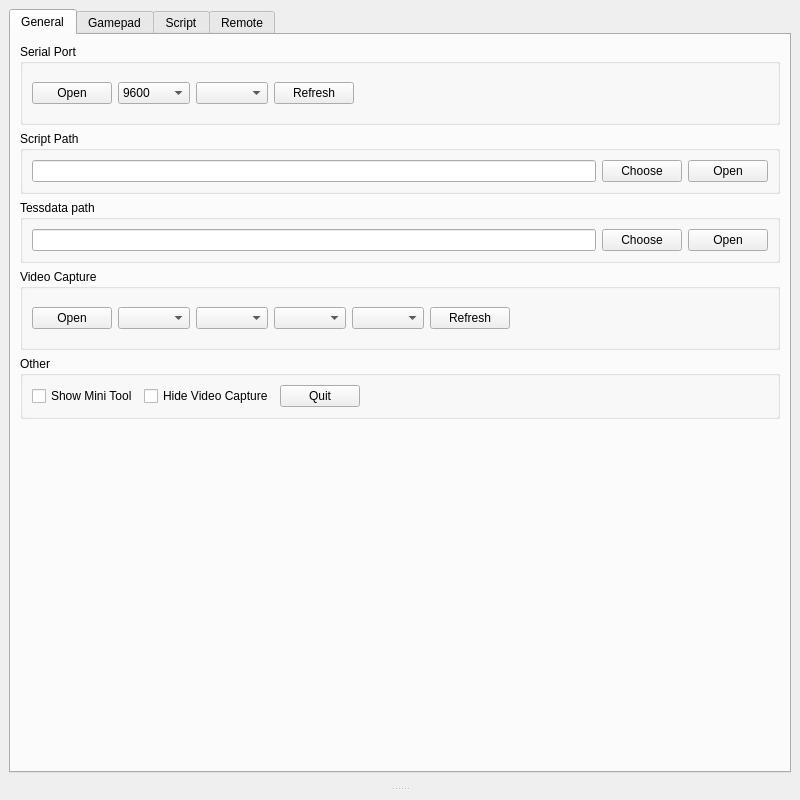
Above: gamepad.ui from zhengran14/SwitchGamepad before the change. Below: the same form after it.
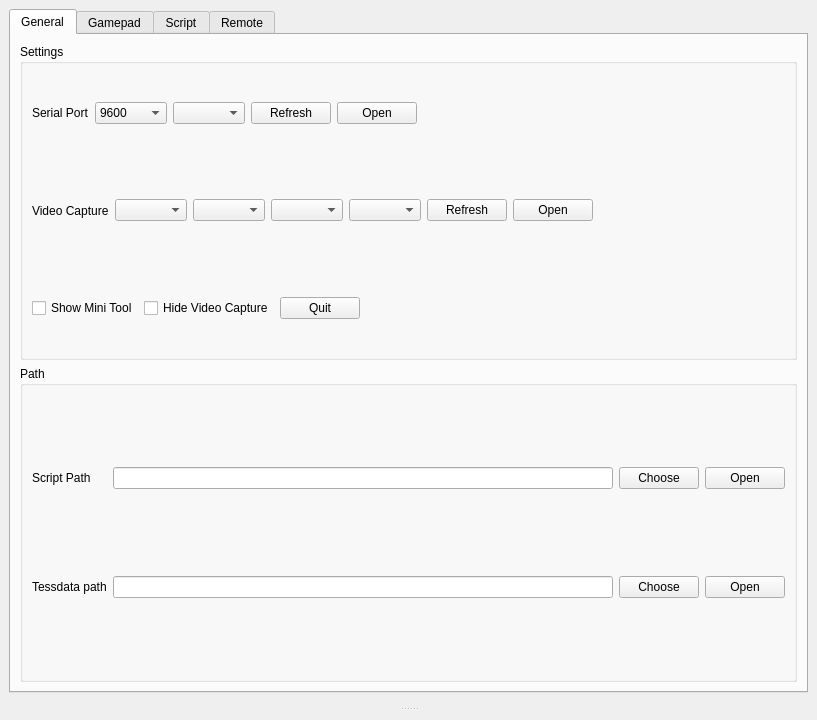
That is the form after the change. Custom widgets are drawn as their Qt base class.

Commit message: Update the ui to adapt more small screen

Diff of the .ui file:
```diff
--- a/gamepad.ui
+++ b/gamepad.ui
@@ -6,14 +6,14 @@
    <rect>
     <x>0</x>
     <y>0</y>
-    <width>800</width>
-    <height>800</height>
+    <width>817</width>
+    <height>720</height>
    </rect>
   </property>
   <property name="minimumSize">
    <size>
     <width>800</width>
-    <height>800</height>
+    <height>720</height>
    </size>
   </property>
   <property name="windowTitle">
@@ -65,25 +65,40 @@
             <item>
              <widget class="QGroupBox" name="groupBox">
               <property name="title">
+               <string>Settings</string>
+              </property>
+              <layout class="QVBoxLayout" name="verticalLayout_9">
+               <property name="spacing">
+                <number>0</number>
+               </property>
+               <property name="topMargin">
+                <number>0</number>
+               </property>
+               <property name="bottomMargin">
+                <number>0</number>
+               </property>
+               <item>
+                <widget class="QWidget" name="verticalWidget_3" native="true">
+                 <layout class="QHBoxLayout" name="horizontalLayout_16">
+                  <property name="leftMargin">
+                   <number>0</number>
+                  </property>
+                  <property name="topMargin">
+                   <number>0</number>
+                  </property>
+                  <property name="rightMargin">
+                   <number>0</number>
+                  </property>
+                  <property name="bottomMargin">
+                   <number>0</number>
+                  </property>
+                  <item>
+                   <widget class="QLabel" name="label">
+                    <property name="text">
                <string>Serial Port</string>
               </property>
-              <layout class="QHBoxLayout" name="horizontalLayout">
-               <item>
-                <widget class="QPushButton" name="serialPortSwitch">
-                 <property name="text">
-                  <string>Open</string>
-                 </property>
-                </widget>
-               </item>
-               <item>
-                <widget class="QWidget" name="serialPortParamPanel" native="true">
-                 <layout class="QHBoxLayout" name="horizontalLayout_2">
-                  <property name="leftMargin">
-                   <number>0</number>
-                  </property>
-                  <property name="rightMargin">
-                   <number>0</number>
-                  </property>
+                   </widget>
+                  </item>
                   <item>
                    <widget class="QComboBox" name="serialPortBaudRate">
                     <property name="currentText">
@@ -144,7 +159,11 @@
                     </property>
                    </widget>
                   </item>
-                 </layout>
+                  <item>
+                   <widget class="QPushButton" name="serialPortSwitch">
+                    <property name="text">
+                     <string>Open</string>
+                    </property>
                 </widget>
                </item>
                <item>
@@ -164,93 +183,33 @@
              </widget>
             </item>
             <item>
-             <widget class="QGroupBox" name="groupBox_2">
-              <property name="title">
-               <string>Script Path</string>
-              </property>
-              <layout class="QHBoxLayout" name="horizontalLayout_4">
-               <item>
-                <widget class="QLineEdit" name="pathEdit">
-                 <property name="readOnly">
-                  <bool>true</bool>
-                 </property>
-                </widget>
-               </item>
-               <item>
-                <widget class="QPushButton" name="choosePath">
-                 <property name="text">
-                  <string>Choose</string>
-                 </property>
-                </widget>
-               </item>
-               <item>
-                <widget class="QPushButton" name="openPath">
-                 <property name="text">
-                  <string>Open</string>
-                 </property>
-                </widget>
-               </item>
-              </layout>
-             </widget>
-            </item>
+                <widget class="QWidget" name="videoCapturePanel" native="true">
+                 <layout class="QHBoxLayout" name="horizontalLayout">
+                  <property name="leftMargin">
+                   <number>0</number>
+                  </property>
+                  <property name="topMargin">
+                   <number>0</number>
+                  </property>
+                  <property name="rightMargin">
+                   <number>0</number>
+                  </property>
+                  <property name="bottomMargin">
+                   <number>0</number>
+                  </property>
             <item>
-             <widget class="QGroupBox" name="groupBox_3">
-              <property name="title">
-               <string>Tessdata path</string>
-              </property>
-              <layout class="QHBoxLayout" name="horizontalLayout_15">
-               <item>
-                <widget class="QLineEdit" name="tessdataPathEdit">
-                 <property name="readOnly">
-                  <bool>true</bool>
-                 </property>
-                </widget>
-               </item>
-               <item>
-                <widget class="QPushButton" name="chooseTessdataPath">
+                   <widget class="QLabel" name="label_2">
                  <property name="text">
-                  <string>Choose</string>
-                 </property>
-                </widget>
-               </item>
-               <item>
-                <widget class="QPushButton" name="openTessdataPath">
-                 <property name="text">
-                  <string>Open</string>
-                 </property>
-                </widget>
-               </item>
-              </layout>
-             </widget>
-            </item>
-            <item>
-             <widget class="QGroupBox" name="videoCaptureGroup">
-              <property name="title">
                <string>Video Capture</string>
               </property>
-              <layout class="QHBoxLayout" name="horizontalLayout_6">
-               <item>
-                <widget class="QPushButton" name="videoCaptureSwitch">
-                 <property name="text">
-                  <string>Open</string>
-                 </property>
-                </widget>
-               </item>
-               <item>
-                <widget class="QWidget" name="videoCaptureParamPanel" native="true">
-                 <layout class="QHBoxLayout" name="horizontalLayout_8">
-                  <property name="leftMargin">
-                   <number>0</number>
-                  </property>
-                  <property name="rightMargin">
-                   <number>0</number>
-                  </property>
-                  <item>
-                   <widget class="QComboBox" name="videoCaptureList"/>
+                   </widget>
                   </item>
                   <item>
                    <widget class="QComboBox" name="videoCaptureResolution"/>
                   </item>
+                  <item>
+                   <widget class="QComboBox" name="videoCaptureList"/>
+                  </item>
                   <item>
                    <widget class="QComboBox" name="videoCaptureFrameRateRange"/>
                   </item>
@@ -264,7 +223,11 @@
                     </property>
                    </widget>
                   </item>
-                 </layout>
+                  <item>
+                   <widget class="QPushButton" name="videoCaptureSwitch">
+                    <property name="text">
+                     <string>Open</string>
+                    </property>
                 </widget>
                </item>
                <item>
@@ -284,11 +247,20 @@
              </widget>
             </item>
             <item>
-             <widget class="QGroupBox" name="groupBox_4">
-              <property name="title">
-               <string>Other</string>
-              </property>
-              <layout class="QHBoxLayout" name="horizontalLayout_3">
+                <widget class="QWidget" name="horizontalWidget_4" native="true">
+                 <layout class="QHBoxLayout" name="horizontalLayout_6">
+                  <property name="leftMargin">
+                   <number>0</number>
+                  </property>
+                  <property name="topMargin">
+                   <number>0</number>
+                  </property>
+                  <property name="rightMargin">
+                   <number>0</number>
+                  </property>
+                  <property name="bottomMargin">
+                   <number>0</number>
+                  </property>
                <item>
                 <widget class="QCheckBox" name="miniToolShow">
                  <property name="text">
@@ -326,18 +298,79 @@
               </layout>
              </widget>
             </item>
+              </layout>
+             </widget>
+            </item>
             <item>
-             <spacer name="verticalSpacer">
-              <property name="orientation">
-               <enum>Qt::Vertical</enum>
+             <widget class="QGroupBox" name="groupBox_2">
+              <property name="title">
+               <string>Path</string>
               </property>
-              <property name="sizeHint" stdset="0">
-               <size>
-                <width>20</width>
-                <height>40</height>
-               </size>
-              </property>
-             </spacer>
+              <layout class="QGridLayout" name="gridLayout_3">
+               <property name="topMargin">
+                <number>0</number>
+               </property>
+               <property name="bottomMargin">
+                <number>0</number>
+               </property>
+               <item row="1" column="0">
+                <widget class="QLabel" name="label_4">
+                 <property name="text">
+                  <string>Tessdata path</string>
+                 </property>
+                </widget>
+               </item>
+               <item row="1" column="1">
+                <widget class="QLineEdit" name="tessdataPathEdit">
+                 <property name="readOnly">
+                  <bool>true</bool>
+                 </property>
+                </widget>
+               </item>
+               <item row="0" column="0">
+                <widget class="QLabel" name="label_3">
+                 <property name="text">
+                  <string>Script Path</string>
+                 </property>
+                </widget>
+               </item>
+               <item row="0" column="1">
+                <widget class="QLineEdit" name="pathEdit">
+                 <property name="readOnly">
+                  <bool>true</bool>
+                 </property>
+                </widget>
+               </item>
+               <item row="1" column="5">
+                <widget class="QPushButton" name="openTessdataPath">
+                 <property name="text">
+                  <string>Open</string>
+                 </property>
+                </widget>
+               </item>
+               <item row="0" column="3">
+                <widget class="QPushButton" name="choosePath">
+                 <property name="text">
+                  <string>Choose</string>
+                 </property>
+                </widget>
+               </item>
+               <item row="0" column="5">
+                <widget class="QPushButton" name="openPath">
+                 <property name="text">
+                  <string>Open</string>
+                 </property>
+                </widget>
+               </item>
+               <item row="1" column="3">
+                <widget class="QPushButton" name="chooseTessdataPath">
+                 <property name="text">
+                  <string>Choose</string>
+                 </property>
+                </widget>
+               </item>
+              </layout>
+             </widget>
             </item>
            </layout>
           </widget>
```
Left out of the diff: 93 changed lines with no effect on the pictures. Lines whose indentation alone changed are shown as unchanged. The commit also changes 1 other file.
